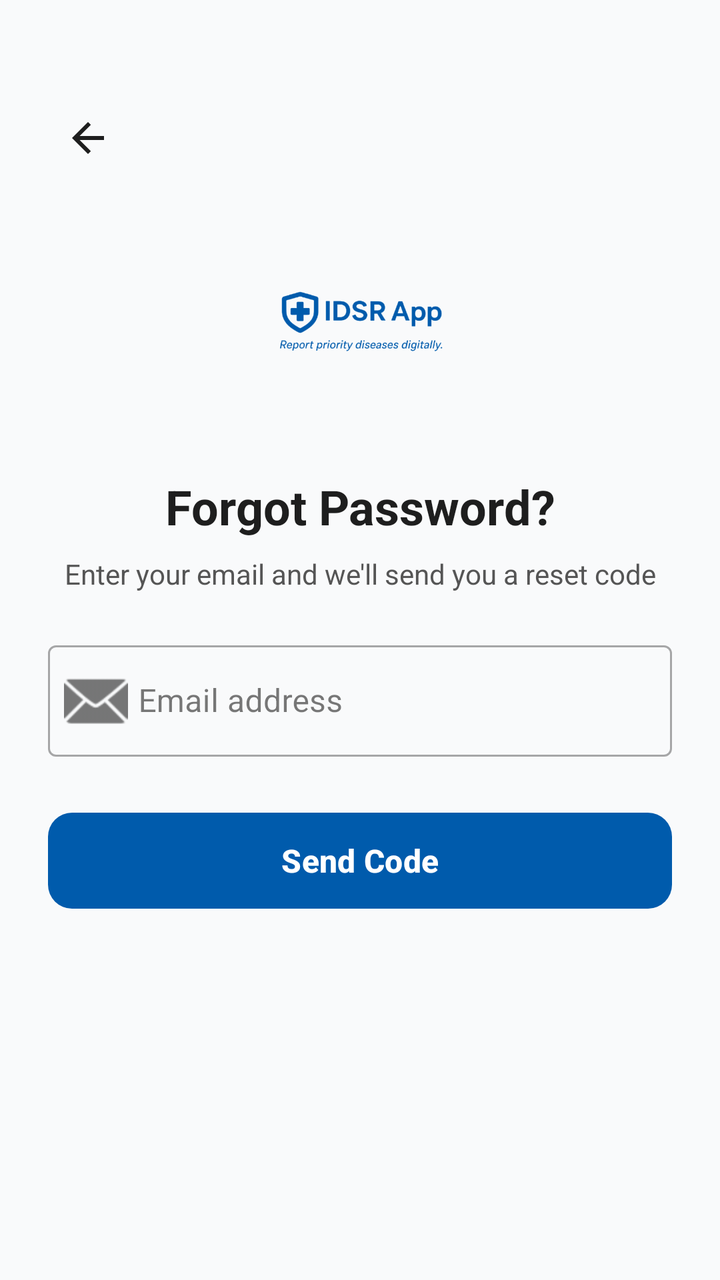
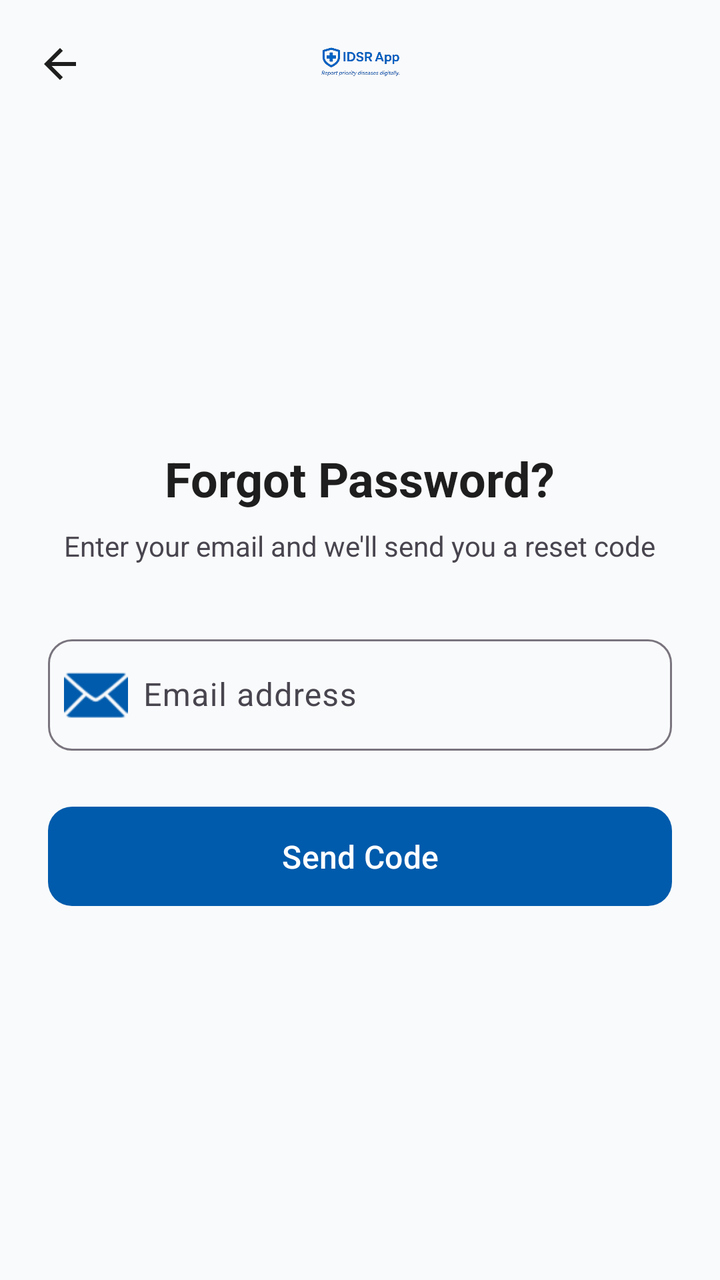

Two renders of the same Android screen: before a commit and after it. Below are the layout's source before the change and the commit's diff.
<!-- AndroidManifest.xml: application theme Theme.IDSR -->
<!-- res/layout/activity_forgot_password.xml -->
<?xml version="1.0" encoding="utf-8"?>
<androidx.constraintlayout.widget.ConstraintLayout
    xmlns:android="http://schemas.android.com/apk/res/android"
    xmlns:app="http://schemas.android.com/apk/res-auto"
    android:layout_width="match_parent"
    android:layout_height="match_parent"
    android:background="@color/idsr_background"
    android:padding="24dp">

    <androidx.appcompat.widget.AppCompatImageButton
        android:id="@+id/btnBack"
        android:layout_width="40dp"
        android:layout_height="40dp"
        android:background="?attr/selectableItemBackgroundBorderless"
        android:src="@drawable/back_btn"
        app:tint="?attr/colorOnSurface"
        app:layout_constraintTop_toTopOf="parent"
        app:layout_constraintStart_toStartOf="parent"
        android:layout_marginTop="25dp"/>

    <ImageView
        android:id="@+id/imgForgot"
        android:layout_width="100dp"
        android:layout_height="100dp"
        android:src="@drawable/splash11"
        app:tint="@color/idsr_primary"
        app:layout_constraintTop_toBottomOf="@id/btnBack"
        app:layout_constraintStart_toStartOf="parent"
        app:layout_constraintEnd_toEndOf="parent"
        android:layout_marginTop="24dp"/>

    <TextView
        android:layout_width="wrap_content"
        android:layout_height="wrap_content"
        android:id="@+id/txtTitle"
        android:text="Forgot Password?"
        android:textSize="24sp"
        android:textStyle="bold"
        android:textColor="?attr/colorOnSurface"
        app:layout_constraintTop_toBottomOf="@id/imgForgot"
        app:layout_constraintStart_toStartOf="parent"
        app:layout_constraintEnd_toEndOf="parent"
        android:layout_marginTop="24dp"/>

    <TextView
        android:layout_width="wrap_content"
        android:layout_height="wrap_content"
        android:text="Enter your email and we'll send you a reset code"
        android:textSize="14sp"
        android:textColor="@color/idsr_gray"
        android:gravity="center"
        app:layout_constraintTop_toBottomOf="@id/txtTitle"
        app:layout_constraintStart_toStartOf="parent"
        app:layout_constraintEnd_toEndOf="parent"
        android:layout_marginTop="8dp"/>

    <com.google.android.material.textfield.TextInputLayout
        android:id="@+id/tilEmail"
        style="@style/Widget.MaterialComponents.TextInputLayout.OutlinedBox"
        android:layout_width="0dp"
        android:layout_height="wrap_content"
        android:hint="       Email address"
        app:startIconDrawable="@android:drawable/ic_dialog_email"
        app:layout_constraintTop_toBottomOf="@id/txtTitle"
        app:layout_constraintStart_toStartOf="parent"
        app:layout_constraintEnd_toEndOf="parent"
        android:layout_marginTop="48dp">

        <com.google.android.material.textfield.TextInputEditText
            android:id="@+id/etEmail"
            android:layout_width="match_parent"
            android:layout_height="wrap_content"
            android:inputType="textEmailAddress"/>

    </com.google.android.material.textfield.TextInputLayout>

    <com.google.android.material.button.MaterialButton
        android:id="@+id/btnSendCode"
        android:layout_width="0dp"
        android:layout_height="56dp"
        android:text="Send Code"
        android:textSize="16sp"
        android:textStyle="bold"
        android:textColor="@color/idsr_on_primary"
        app:backgroundTint="@color/idsr_primary"
        app:cornerRadius="12dp"
        app:layout_constraintTop_toBottomOf="@id/tilEmail"
        app:layout_constraintStart_toStartOf="parent"
        app:layout_constraintEnd_toEndOf="parent"
        android:layout_marginTop="24dp"/>

    <ProgressBar
        android:id="@+id/progressBar"
        android:layout_width="wrap_content"
        android:layout_height="wrap_content"
        app:layout_constraintTop_toBottomOf="@id/btnSendCode"
        app:layout_constraintStart_toStartOf="parent"
        app:layout_constraintEnd_toEndOf="parent"
        android:layout_marginTop="16dp"
        android:visibility="gone"/>

</androidx.constraintlayout.widget.ConstraintLayout>
<!-- resources referenced by this layout -->
<resources>
  <color name="idsr_background">#F9FAFB</color>
  <color name="idsr_gray">#555555</color>
  <color name="idsr_on_primary">#FFFFFF</color>
  <color name="idsr_primary">#005BAC</color>
  <!-- drawable back_btn (drawable) -->
  <vector xmlns:android="http://schemas.android.com/apk/res/android"
      android:width="24dp"
      android:height="24dp"
      android:viewportWidth="960"
      android:viewportHeight="960"
      android:tint="?attr/colorControlNormal"
      android:autoMirrored="true">
    <path
        android:fillColor="@android:color/white"
        android:pathData="M313,520L537,744L480,800L160,480L480,160L537,216L313,440L800,440L800,520L313,520Z"/>
  </vector>
  <!-- drawable splash11: png bitmap (drawable, 74529 bytes) -->
  <style name="Theme.IDSR" parent="Theme.Material3.DayNight.NoActionBar">
  
  
          <item name="colorPrimary">@color/idsr_primary</item>
          <item name="colorOnPrimary">@color/idsr_on_primary</item>
          <item name="colorPrimaryContainer">#D2E3FC</item>
  
  
          <item name="android:colorBackground">@color/idsr_background</item>
  
  
          <item name="colorSurface">@color/idsr_surface</item>
          <item name="colorSurfaceVariant">@color/idsr_background</item>
  
  
          <item name="colorOnSurface">@color/idsr_on_surface</item>
  
          <item name="android:textColor">@color/idsr_on_surface</item>
          <item name="android:textColorPrimary">@color/idsr_on_surface</item>
          <item name="android:textColorSecondary">@color/idsr_gray</item>
  
  
          <item name="textInputStyle">@style/Widget.Material3.TextInputLayout.OutlinedBox</item>
  
  
          <item name="android:statusBarColor">@android:color/transparent</item>
          <item name="android:windowLightStatusBar">true</item>
  
      </style>
  <color name="idsr_surface">#FFFFFF</color>
  <color name="idsr_on_surface">#1E1E1E</color>
</resources>

<!-- the commit's change to res/layout/activity_forgot_password.xml (unified diff, before → after) -->
@@ -1,102 +1,144 @@
 <?xml version="1.0" encoding="utf-8"?>
-<androidx.constraintlayout.widget.ConstraintLayout
+<androidx.coordinatorlayout.widget.CoordinatorLayout
     xmlns:android="http://schemas.android.com/apk/res/android"
     xmlns:app="http://schemas.android.com/apk/res-auto"
     android:layout_width="match_parent"
     android:layout_height="match_parent"
-    android:background="@color/idsr_background"
-    android:padding="24dp">
+    android:background="?attr/android:colorBackground">
 
-    <androidx.appcompat.widget.AppCompatImageButton
-        android:id="@+id/btnBack"
-        android:layout_width="40dp"
-        android:layout_height="40dp"
-        android:background="?attr/selectableItemBackgroundBorderless"
-        android:src="@drawable/back_btn"
-        app:tint="?attr/colorOnSurface"
-        app:layout_constraintTop_toTopOf="parent"
-        app:layout_constraintStart_toStartOf="parent"
-        android:layout_marginTop="25dp"/>
 
-    <ImageView
-        android:id="@+id/imgForgot"
-        android:layout_width="100dp"
-        android:layout_height="100dp"
-        android:src="@drawable/splash11"
-        app:tint="@color/idsr_primary"
-        app:layout_constraintTop_toBottomOf="@id/btnBack"
-        app:layout_constraintStart_toStartOf="parent"
-        app:layout_constraintEnd_toEndOf="parent"
-        android:layout_marginTop="24dp"/>
+    <com.google.android.material.appbar.AppBarLayout
+        android:id="@+id/appBarLayout"
+        android:layout_width="match_parent"
+        android:layout_height="wrap_content"
+        android:fitsSystemWindows="true"
+        android:background="?attr/android:colorBackground"
+        app:elevation="0dp">
 
-    <TextView
-        android:layout_width="wrap_content"
-        android:layout_height="wrap_content"
-        android:id="@+id/txtTitle"
-        android:text="Forgot Password?"
-        android:textSize="24sp"
-        android:textStyle="bold"
-        android:textColor="?attr/colorOnSurface"
-        app:layout_constraintTop_toBottomOf="@id/imgForgot"
-        app:layout_constraintStart_toStartOf="parent"
-        app:layout_constraintEnd_toEndOf="parent"
-        android:layout_marginTop="24dp"/>
-
-    <TextView
-        android:layout_width="wrap_content"
-        android:layout_height="wrap_content"
-        android:text="Enter your email and we'll send you a reset code"
-        android:textSize="14sp"
-        android:textColor="@color/idsr_gray"
-        android:gravity="center"
-        app:layout_constraintTop_toBottomOf="@id/txtTitle"
-        app:layout_constraintStart_toStartOf="parent"
-        app:layout_constraintEnd_toEndOf="parent"
-        android:layout_marginTop="8dp"/>
-
-    <com.google.android.material.textfield.TextInputLayout
-        android:id="@+id/tilEmail"
-        style="@style/Widget.MaterialComponents.TextInputLayout.OutlinedBox"
-        android:layout_width="0dp"
-        android:layout_height="wrap_content"
-        android:hint="       Email address"
-        app:startIconDrawable="@android:drawable/ic_dialog_email"
-        app:layout_constraintTop_toBottomOf="@id/txtTitle"
-        app:layout_constraintStart_toStartOf="parent"
-        app:layout_constraintEnd_toEndOf="parent"
-        android:layout_marginTop="48dp">
-
-        <com.google.android.material.textfield.TextInputEditText
-            android:id="@+id/etEmail"
+        <androidx.constraintlayout.widget.ConstraintLayout
             android:layout_width="match_parent"
             android:layout_height="wrap_content"
-            android:inputType="textEmailAddress"/>
+            android:paddingStart="8dp"
+            android:paddingEnd="8dp"
+            android:paddingTop="8dp"
+            android:paddingBottom="8dp">
 
-    </com.google.android.material.textfield.TextInputLayout>
+            <androidx.appcompat.widget.AppCompatImageButton
+                android:id="@+id/btnBack"
+                android:layout_width="44dp"
+                android:layout_height="44dp"
+                android:background="?attr/selectableItemBackgroundBorderless"
+                android:contentDescription="Back"
+                android:src="@drawable/back_btn"
+                android:padding="10dp"
+                app:tint="?attr/colorOnSurface"
+                app:layout_constraintStart_toStartOf="parent"
+                app:layout_constraintTop_toTopOf="parent"
+                app:layout_constraintBottom_toBottomOf="parent"/>
 
-    <com.google.android.material.button.MaterialButton
-        android:id="@+id/btnSendCode"
-        android:layout_width="0dp"
-        android:layout_height="56dp"
-        android:text="Send Code"
-        android:textSize="16sp"
-        android:textStyle="bold"
-        android:textColor="@color/idsr_on_primary"
-        app:backgroundTint="@color/idsr_primary"
-        app:cornerRadius="12dp"
-        app:layout_constraintTop_toBottomOf="@id/tilEmail"
-        app:layout_constraintStart_toStartOf="parent"
-        app:layout_constraintEnd_toEndOf="parent"
-        android:layout_marginTop="24dp"/>
+            <androidx.appcompat.widget.AppCompatImageView
+                android:id="@+id/imgLogo"
+                android:layout_width="0dp"
+                android:layout_height="48dp"
+                android:scaleType="fitCenter"
+                android:src="@drawable/splash11"
+                android:contentDescription="App logo"
+                app:layout_constraintStart_toStartOf="parent"
+                app:layout_constraintEnd_toEndOf="parent"
+                app:layout_constraintTop_toTopOf="parent"
+                app:layout_constraintBottom_toBottomOf="parent"/>
 
-    <ProgressBar
-        android:id="@+id/progressBar"
-        android:layout_width="wrap_content"
-        android:layout_height="wrap_content"
-        app:layout_constraintTop_toBottomOf="@id/btnSendCode"
-        app:layout_constraintStart_toStartOf="parent"
-        app:layout_constraintEnd_toEndOf="parent"
-        android:layout_marginTop="16dp"
-        android:visibility="gone"/>
+        </androidx.constraintlayout.widget.ConstraintLayout>
 
-</androidx.constraintlayout.widget.ConstraintLayout>
+    </com.google.android.material.appbar.AppBarLayout>
+
+
+    <androidx.core.widget.NestedScrollView
+        android:layout_width="match_parent"
+        android:layout_height="match_parent"
+        android:clipToPadding="false"
+        android:paddingBottom="24dp"
+        android:fillViewport="true"
+        app:layout_behavior="@string/appbar_scrolling_view_behavior">
+
+        <LinearLayout
+            android:layout_width="match_parent"
+            android:layout_height="wrap_content"
+            android:orientation="vertical"
+            android:gravity="center_vertical"
+            android:paddingTop="16dp">
+
+            
+            <LinearLayout
+                android:layout_width="match_parent"
+                android:layout_height="wrap_content"
+                android:orientation="vertical"
+                android:paddingHorizontal="24dp"
+                android:gravity="center_horizontal"
+                android:maxWidth="600dp"
+                android:layout_gravity="center_horizontal">
+
+                <com.google.android.material.textview.MaterialTextView
+                    android:id="@+id/txtTitle"
+                    android:layout_width="wrap_content"
+                    android:layout_height="wrap_content"
+                    android:text="Forgot Password?"
+                    android:textSize="24sp"
+                    android:textStyle="bold"
+                    android:textColor="?attr/colorOnSurface"
+                    android:layout_marginBottom="8dp"/>
+
+                <com.google.android.material.textview.MaterialTextView
+                    android:layout_width="wrap_content"
+                    android:layout_height="wrap_content"
+                    android:text="Enter your email and we'll send you a reset code"
+                    android:textSize="14sp"
+                    android:textColor="?attr/colorOnSurfaceVariant"
+                    android:gravity="center"
+                    android:layout_marginBottom="32dp"/>
+
+                <com.google.android.material.textfield.TextInputLayout
+                    android:id="@+id/tilEmail"
+                    style="@style/Widget.Material3.TextInputLayout.OutlinedBox"
+                    android:layout_width="match_parent"
+                    android:layout_height="wrap_content"
+                    android:hint="       Email address"
+                    android:layout_marginBottom="24dp"
+                    app:startIconDrawable="@android:drawable/ic_dialog_email"
+                    app:startIconTint="?attr/colorPrimary"
+                    app:boxCornerRadiusTopStart="12dp"
+                    app:boxCornerRadiusTopEnd="12dp"
+                    app:boxCornerRadiusBottomStart="12dp"
+                    app:boxCornerRadiusBottomEnd="12dp">
+
+                    <com.google.android.material.textfield.TextInputEditText
+                        android:id="@+id/etEmail"
+                        android:layout_width="match_parent"
+                        android:layout_height="wrap_content"
+                        android:inputType="textEmailAddress"
+                        android:textColor="?attr/colorOnSurface"/>
+                </com.google.android.material.textfield.TextInputLayout>
+
+                <com.google.android.material.button.MaterialButton
+                    android:id="@+id/btnSendCode"
+                    android:layout_width="match_parent"
+                    android:layout_height="wrap_content"
+                    android:text="Send Code"
+                    android:textAllCaps="false"
+                    android:textSize="16sp"
+                    android:paddingVertical="14dp"
+                    android:layout_marginBottom="16dp"
+                    app:cornerRadius="12dp"/>
+
+                <ProgressBar
+                    android:id="@+id/progressBar"
+                    android:layout_width="wrap_content"
+                    android:layout_height="wrap_content"
+                    android:layout_gravity="center"
+                    android:visibility="gone"/>
+
+            </LinearLayout>
+        </LinearLayout>
+    </androidx.core.widget.NestedScrollView>
+
+</androidx.coordinatorlayout.widget.CoordinatorLayout>
